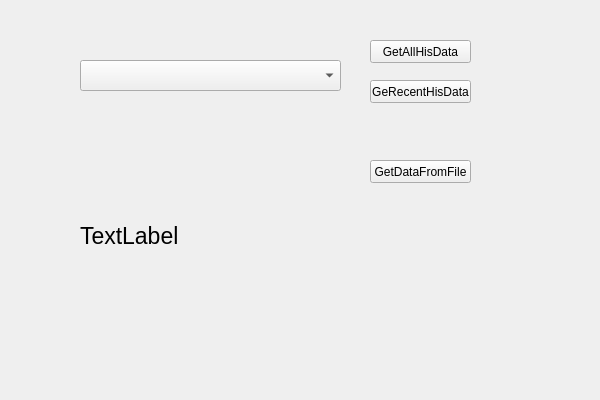
This is TlsAquireData/tlsaquiredata.ui in spartawwy/FForcast_train as Qt 5 draws it before an edit. The edited form follows.
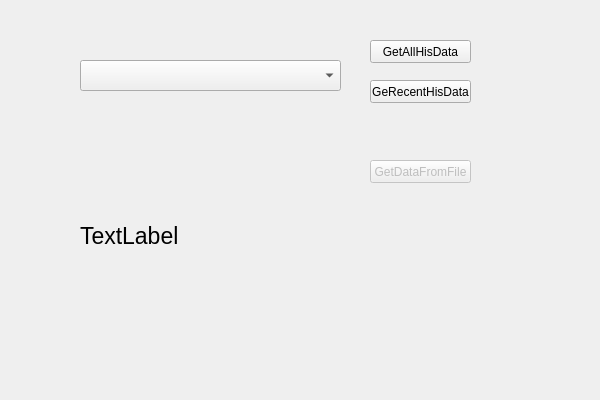
This is the edited form.

Patch:
```diff
--- a/TlsAquireData/tlsaquiredata.ui
+++ b/TlsAquireData/tlsaquiredata.ui
@@ -68,6 +68,9 @@
    </property>
   </widget>
   <widget class="QPushButton" name="btnGetDataFromFile">
+   <property name="enabled">
+    <bool>false</bool>
+   </property>
    <property name="geometry">
     <rect>
      <x>370</x>
```
